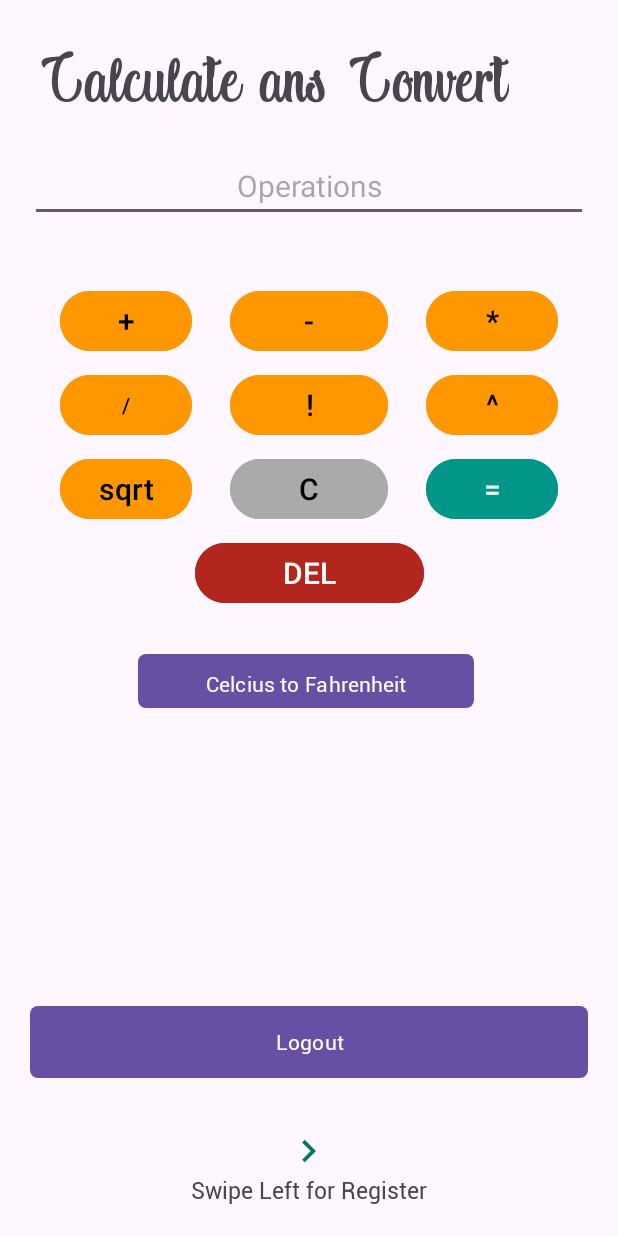
After one commit to Audriusvilnius/Exam_Application_0511, an Android app: the fragment ConverterFragment shown on its own in the app's theme, on a phone screen of 412 x 824 dp. The commit adds this screen. Run offline under Robolectric (Android 15) with nearby library versions, the light colour scheme and no system bars.

Commit message:
Add Calc and convert

```diff
--- /dev/null
+++ b/app/src/main/java/com/example/examapplication0511/ConverterFragment.java
@@ -0,0 +1,219 @@
+package com.example.examapplication0511;
+
+import android.annotation.SuppressLint;
+import android.os.Bundle;
+
+import androidx.fragment.app.Fragment;
+
+import android.util.Log;
+import android.view.LayoutInflater;
+import android.view.View;
+import android.view.ViewGroup;
+import android.widget.Button;
+import android.widget.EditText;
+import android.widget.TextView;
+
+import java.util.Arrays;
+
+/**
+ * A simple {@link Fragment} subclass.
+ * Use the {@link ConverterFragment#newInstance} factory method to
+ * create an instance of this fragment.
+ */
+public class ConverterFragment extends Fragment {
+
+
+    private EditText editOperations;
+    boolean isFahrenheit = false;
+    boolean isResult = false;
+
+    // TODO: Rename parameter arguments, choose names that match
+    // the fragment initialization parameters, e.g. ARG_ITEM_NUMBER
+    private static final String ARG_PARAM1 = "param1";
+    private static final String ARG_PARAM2 = "param2";
+
+    // TODO: Rename and change types of parameters
+    private String mParam1;
+    private String mParam2;
+
+    public ConverterFragment() {
+        // Required empty public constructor
+    }
+
+    /**
+     * Use this factory method to create a new instance of
+     * this fragment using the provided parameters.
+     *
+     * @param param1 Parameter 1.
+     * @param param2 Parameter 2.
+     * @return A new instance of fragment ConverterFragment.
+     */
+    // TODO: Rename and change types and number of parameters
+    public static ConverterFragment newInstance(String param1, String param2) {
+        ConverterFragment fragment = new ConverterFragment();
+        Bundle args = new Bundle();
+        args.putString(ARG_PARAM1, param1);
+        args.putString(ARG_PARAM2, param2);
+        fragment.setArguments(args);
+        return fragment;
+    }
+
+    @Override
+    public void onCreate(Bundle savedInstanceState) {
+        super.onCreate(savedInstanceState);
+        if (getArguments() != null) {
+            mParam1 = getArguments().getString(ARG_PARAM1);
+            mParam2 = getArguments().getString(ARG_PARAM2);
+        }
+    }
+
+    @SuppressLint("SetTextI18n")
+    @Override
+    public View onCreateView(LayoutInflater inflater, ViewGroup container,
+                             Bundle savedInstanceState) {
+        View view;
+        view = inflater.inflate(R.layout.fragment_converter, container, false);
+
+
+        editOperations = view.findViewById(R.id.editTextActionBar);
+
+        String Result = calcResult(editOperations.getText().toString());
+
+
+        Button buttonPlus = view.findViewById(R.id.plusButton);
+        Button buttonMinus = view.findViewById(R.id.minusButton);
+        Button buttonMultiply = view.findViewById(R.id.multiplyButton);
+        Button buttonDivision = view.findViewById(R.id.divisionButton);
+        Button buttonDegree = view.findViewById(R.id.degreeButton);
+        Button buttonFactorial = view.findViewById(R.id.factorialButton);
+        Button buttonSqrt = view.findViewById(R.id.sqrtButton);
+        Button buttonResult = view.findViewById(R.id.resultButton);
+        Button buttonClear = view.findViewById(R.id.clearButton);
+        Button buttonDelete = view.findViewById(R.id.deleteButton);
+        Button convertButton = view.findViewById(R.id.convertButton);
+
+        buttonPlus.setOnClickListener(v1 -> {
+            editOperations.setText(editOperations.getText() + " + ");
+            editOperations.setSelection(editOperations.getText().length());
+        });
+
+        buttonMinus.setOnClickListener(v12 -> {
+            editOperations.setText(editOperations.getText() + " - ");
+            editOperations.setSelection(editOperations.getText().length());
+        });
+
+        buttonMultiply.setOnClickListener(v13 -> {
+            editOperations.setText(editOperations.getText() + " * ");
+            editOperations.setSelection(editOperations.getText().length());
+        });
+
+        buttonDivision.setOnClickListener(v14 -> {
+            editOperations.setText(editOperations.getText() + " / ");
+            editOperations.setSelection(editOperations.getText().length());
+        });
+
+        buttonDegree.setOnClickListener(v15 -> {
+            editOperations.setText(editOperations.getText() + " ^ ");
+            editOperations.setSelection(editOperations.getText().length());
+        });
+
+        buttonFactorial.setOnClickListener(v16 -> {
+            editOperations.setText(editOperations.getText() + " ! ");
+            editOperations.setSelection(editOperations.getText().length());
+        });
+
+        buttonSqrt.setOnClickListener(v17 -> {
+            editOperations.setText(editOperations.getText() + " sqrt ");
+            editOperations.setSelection(editOperations.getText().length());
+        });
+        buttonResult.setOnClickListener(v18 -> {
+            if (isResult) {
+
+                String Result1 = calcResult(editOperations.getText().toString());
+                float Results = (float) Math.round(Float.parseFloat(Result1) * 1000) / 1000;
+                editOperations.setText(editOperations.getText() + " = " + Results);
+                editOperations.setSelection(editOperations.getText().length());
+                isResult = false;
+            } else {
+                editOperations.setText("");
+            }
+        });
+        buttonClear.setOnClickListener(v19 -> {
+            editOperations.setText("");
+            isResult = true;
+        });
+        convertButton.setOnClickListener(v20 -> {
+            String text = editOperations.getText().toString();
+            if (!text.isEmpty()) {
+                text = convertToFahrenheitCelsius(text);
+                editOperations.setText(text);
+                editOperations.setSelection(editOperations.getText().length());
+                isResult = true;
+            }
+        });
+        buttonDelete.setOnClickListener(v110 -> {
+            String text = editOperations.getText().toString();
+            if (!text.isEmpty()) {
+                text = text.substring(0, text.length() - 1);
+                editOperations.setText(text);
+                editOperations.setSelection(editOperations.getText().length());
+                isResult = true;
+            }
+        });
+        return view;
+    }
+
+    @SuppressLint("SetTextI18n")
+    private String convertToFahrenheitCelsius(String text) {
+        isResult = true;
+        Button btnConvert = getView().findViewById(R.id.convertButton);
+        if (isFahrenheit) {
+            isFahrenheit = false;
+            btnConvert.setText("Convert to Fahrenheit");
+            return String.valueOf((Double.parseDouble(text) - 32) * 5 / 9);
+        } else {
+        isFahrenheit = true;
+        btnConvert.setText("Convert to Celsius");
+            return String.valueOf(Double.parseDouble(text) * 9 / 5 + 32);
+        }
+    }
+
+    private String calcResult(String operations) {
+        String[] actions = operations.split(" ");
+        Log.d("Actions", Arrays.toString(actions));
+        double result = 0;
+        isResult = true;
+        for (int i = 0; i < actions.length; i++) {
+            if (actions[i].equals("+")) {
+                Log.d("Actions", "i " + actions[i]);
+                result = Double.parseDouble(actions[0]) + Double.parseDouble(actions[i + 1]);
+            } else if (actions[i].equals("-")) {
+                result = Double.parseDouble(actions[0]) - Double.parseDouble(actions[i + 1]);
+            } else if (actions[i].equals("*")) {
+                result = Double.parseDouble(actions[0]) * Double.parseDouble(actions[i + 1]);
+            } else if (actions[i].equals("/")) {
+                result = Double.parseDouble(actions[0]) / Double.parseDouble(actions[i + 1]);
+            } else if (actions[i].equals("%")) {
+                result = Double.parseDouble(actions[0]) % Double.parseDouble(actions[i + 1]);
+            } else if (actions[i].equals("^")) {
+                result = Math.pow(Double.parseDouble(actions[0]), Double.parseDouble(actions[i + 1]));
+            } else if (actions[i].equals("sqrt")) {
+                result = Math.sqrt(Double.parseDouble(actions[0]));
+            } else if (actions[i].equals("!")) {
+                result = factorial(Double.parseDouble(actions[0]));
+            }
+        }
+        return String.valueOf(result);
+    }
+
+    private double factorial(double result) {
+        isResult = true;
+        if (result == 0) {
+            return 1;
+        } else {
+            return result * factorial(result - 1);
+        }
+    }
+
+
+}
--- a/app/src/main/java/com/example/examapplication0511/MainActivity.java
+++ b/app/src/main/java/com/example/examapplication0511/MainActivity.java
@@ -30,6 +30,7 @@ public class MainActivity extends AppCompatActivity {
         pagerAdapter.addFragmet(new RegisterFragment());
         pagerAdapter.addFragmet(new HomeFragment());
         pagerAdapter.addFragmet(new TextFragment());
+        pagerAdapter.addFragmet(new ConverterFragment());
         viewPager.setAdapter(pagerAdapter);
 
     }
--- a/app/src/main/res/drawable/btn_custom.xml
+++ b/app/src/main/res/drawable/btn_custom.xml
@@ -9,6 +9,7 @@
         android:bottomLeftRadius="5dp"
         android:bottomRightRadius="5dp"
         android:topLeftRadius="5dp"
-        android:topRightRadius="5dp" />
+        android:topRightRadius="5dp"
+        />
 
 </shape>
--- /dev/null
+++ b/app/src/main/res/layout/fragment_converter.xml
@@ -0,0 +1,265 @@
+<?xml version="1.0" encoding="utf-8"?>
+<RelativeLayout xmlns:android="http://schemas.android.com/apk/res/android"
+    xmlns:app="http://schemas.android.com/apk/res-auto"
+    xmlns:tools="http://schemas.android.com/tools"
+    android:layout_width="match_parent"
+    android:layout_height="match_parent"
+    tools:context=".ConverterFragment">
+
+    <TextView
+        android:id="@+id/tv_title"
+        android:layout_width="wrap_content"
+        android:layout_height="wrap_content"
+        android:layout_alignParentTop="true"
+        android:layout_marginStart="25dp"
+        android:layout_marginTop="28dp"
+        android:fontFamily="@font/inid_daisy"
+        android:text="@string/calculate_ans_convert"
+        android:textSize="50sp" />
+
+    <EditText
+        android:id="@+id/editTextActionBar"
+        android:layout_width="match_parent"
+        android:layout_height="wrap_content"
+        android:layout_marginLeft="20dp"
+        android:layout_marginTop="100dp"
+        android:layout_marginRight="20dp"
+        android:gravity="center"
+        android:hint="@string/operations"
+        android:inputType="text"
+        android:textAlignment="center"
+        android:textSize="20sp"
+        app:layout_constraintEnd_toEndOf="parent"
+        app:layout_constraintStart_toStartOf="parent"
+        app:layout_constraintTop_toTopOf="parent" />
+
+    <Button
+        android:id="@+id/plusButton"
+        android:layout_width="wrap_content"
+        android:layout_height="wrap_content"
+        android:layout_below="@+id/editTextActionBar"
+        android:layout_alignParentStart="true"
+        android:layout_marginStart="40dp"
+        android:layout_marginTop="42dp"
+        android:backgroundTint="#FF9800"
+        android:text="+"
+        android:textAlignment="center"
+        android:textColor="@color/black"
+        android:textSize="20sp"
+        app:layout_constraintStart_toStartOf="parent"
+        app:layout_constraintTop_toBottomOf="@+id/editTextActionBar" />
+
+    <Button
+        android:id="@+id/minusButton"
+        android:layout_width="wrap_content"
+        android:layout_height="wrap_content"
+        android:layout_below="@+id/editTextActionBar"
+        android:layout_marginStart="25dp"
+        android:layout_marginTop="42dp"
+        android:layout_marginEnd="25dp"
+        android:layout_toStartOf="@+id/multiplyButton"
+        android:layout_toEndOf="@+id/plusButton"
+        android:backgroundTint="#FF9800"
+        android:gravity="center"
+        android:text="-"
+        android:textAlignment="center"
+        android:textColor="@color/black"
+        android:textSize="20sp"
+        app:layout_constraintEnd_toStartOf="@+id/multiplyButton"
+        app:layout_constraintStart_toEndOf="@+id/plusButton"
+        app:layout_constraintTop_toBottomOf="@+id/editTextActionBar" />
+
+    <Button
+        android:id="@+id/multiplyButton"
+        android:layout_width="wrap_content"
+        android:layout_height="wrap_content"
+        android:layout_below="@+id/editTextActionBar"
+        android:layout_alignParentEnd="true"
+        android:layout_marginTop="42dp"
+        android:layout_marginEnd="40dp"
+        android:backgroundTint="#FF9800"
+        android:text="*"
+        android:textAlignment="center"
+        android:textColor="@color/black"
+        android:textSize="20sp"
+        app:layout_constraintEnd_toEndOf="parent"
+        app:layout_constraintTop_toBottomOf="@+id/editTextActionBar" />
+
+    <Button
+        android:id="@+id/divisionButton"
+        android:layout_width="wrap_content"
+        android:layout_height="wrap_content"
+        android:layout_below="@+id/plusButton"
+        android:layout_alignParentStart="true"
+        android:layout_marginStart="40dp"
+        android:layout_marginTop="8dp"
+        android:backgroundTint="#FF9800"
+        android:text="/"
+        android:textAlignment="center"
+        android:textColor="@color/black"
+        app:layout_constraintStart_toStartOf="parent"
+        app:layout_constraintTop_toBottomOf="@+id/plusButton" />
+
+    <Button
+        android:id="@+id/degreeButton"
+        android:layout_width="wrap_content"
+        android:layout_height="wrap_content"
+        android:layout_below="@+id/multiplyButton"
+        android:layout_alignParentEnd="true"
+        android:layout_marginTop="8dp"
+        android:layout_marginEnd="40dp"
+        android:backgroundTint="#FF9800"
+        android:text="^"
+        android:textAlignment="center"
+        android:textColor="@color/black"
+        android:textSize="20sp"
+        app:layout_constraintEnd_toStartOf="@+id/factorialButton"
+        app:layout_constraintStart_toEndOf="@+id/divisionButton"
+        app:layout_constraintTop_toBottomOf="@+id/minusButton" />
+
+    <Button
+        android:id="@+id/sqrtButton"
+        android:layout_width="wrap_content"
+        android:layout_height="wrap_content"
+        android:layout_below="@+id/divisionButton"
+        android:layout_alignParentStart="true"
+        android:layout_marginStart="40dp"
+        android:layout_marginTop="8dp"
+        android:backgroundTint="#FF9800"
+        android:text="sqrt"
+        android:textAlignment="center"
+        android:textColor="@color/black"
+        android:textSize="20sp"
+        app:layout_constraintStart_toStartOf="parent"
+        app:layout_constraintTop_toBottomOf="@+id/divisionButton" />
+
+    <Button
+        android:id="@+id/clearButton"
+        android:layout_width="wrap_content"
+        android:layout_height="wrap_content"
+        android:layout_below="@+id/factorialButton"
+        android:layout_marginStart="25dp"
+        android:layout_marginTop="8dp"
+        android:layout_marginEnd="25dp"
+        android:layout_toStartOf="@+id/resultButton"
+        android:layout_toEndOf="@+id/sqrtButton"
+        android:backgroundTint="@android:color/darker_gray"
+        android:text="C"
+        android:textAlignment="center"
+        android:textColor="@color/black"
+        android:textSize="20sp"
+        app:layout_constraintEnd_toStartOf="@+id/resultButton"
+        app:layout_constraintStart_toEndOf="@+id/sqrtButton"
+        app:layout_constraintTop_toBottomOf="@+id/degreeButton" />
+
+    <Button
+        android:id="@+id/resultButton"
+        android:layout_width="wrap_content"
+        android:layout_height="wrap_content"
+        android:layout_below="@+id/degreeButton"
+        android:layout_alignParentEnd="true"
+        android:layout_marginTop="8dp"
+        android:layout_marginEnd="40dp"
+        android:backgroundTint="#009688"
+        android:text="="
+        android:textAlignment="center"
+        android:textSize="20sp"
+        app:layout_constraintEnd_toEndOf="parent"
+        app:layout_constraintTop_toBottomOf="@+id/factorialButton" />
+
+
+    <Button
+        android:id="@+id/deleteButton"
+        android:layout_width="152dp"
+        android:layout_height="wrap_content"
+        android:layout_below="@+id/clearButton"
+        android:layout_alignParentStart="true"
+        android:layout_alignParentEnd="true"
+        android:layout_marginStart="130dp"
+        android:layout_marginTop="8dp"
+        android:layout_marginEnd="129dp"
+        android:backgroundTint="?attr/colorError"
+        android:text="DEL"
+        android:textAlignment="center"
+        android:textColor="@color/white"
+        android:textSize="20sp"
+        app:layout_constraintEnd_toEndOf="parent"
+        app:layout_constraintHorizontal_bias="0.499"
+        app:layout_constraintStart_toStartOf="parent"
+        app:layout_constraintTop_toBottomOf="@+id/clearButton" />
+
+
+    <Button
+        android:id="@+id/convertButton"
+        android:layout_width="278dp"
+        android:layout_height="36dp"
+        android:layout_below="@+id/deleteButton"
+        android:layout_alignParentStart="true"
+        android:layout_alignParentEnd="true"
+        android:layout_marginStart="92dp"
+        android:layout_marginTop="30dp"
+        android:layout_marginEnd="96dp"
+        android:background="@drawable/btn_custom"
+        android:backgroundTint="#2196F3"
+        android:fontFamily="@font/roboto_regular"
+        android:text="@string/celsius_to_fahrenheit"
+        android:textAlignment="center"
+        android:textColor="@color/white"
+        app:layout_constraintEnd_toEndOf="parent"
+        app:layout_constraintHorizontal_bias="0.499"
+        app:layout_constraintStart_toStartOf="parent"
+        app:layout_constraintTop_toBottomOf="@+id/deleteButton" />
+
+    <Button
+        android:id="@+id/factorialButton"
+        android:layout_width="wrap_content"
+        android:layout_height="wrap_content"
+        android:layout_below="@+id/multiplyButton"
+        android:layout_marginStart="25dp"
+        android:layout_marginTop="8dp"
+        android:layout_marginEnd="25dp"
+        android:layout_toStartOf="@+id/degreeButton"
+        android:layout_toEndOf="@+id/divisionButton"
+        android:backgroundTint="#FF9800"
+        android:text="!"
+        android:textAlignment="center"
+        android:textColor="@color/black"
+        android:textSize="20sp"
+        app:layout_constraintEnd_toEndOf="parent"
+        app:layout_constraintTop_toBottomOf="@+id/multiplyButton" />
+
+
+    <Button
+        android:id="@+id/btn_logout"
+        android:layout_width="match_parent"
+        android:layout_height="wrap_content"
+        android:layout_above="@+id/imageView2"
+        android:layout_marginLeft="20dp"
+        android:layout_marginRight="20dp"
+        android:layout_marginBottom="34dp"
+        android:background="@drawable/btn_custom"
+        android:fontFamily="@font/roboto_regular"
+        android:text="@string/logout"
+        android:textColor="@android:color/white" />
+
+    <ImageView
+        android:id="@+id/imageView2"
+        android:layout_width="30dp"
+        android:layout_height="30dp"
+        android:layout_above="@id/swipeRight"
+        android:layout_centerHorizontal="true"
+        android:src="@drawable/ic_arrow_right" />
+
+    <TextView
+        android:id="@+id/swipeRight"
+        android:layout_width="wrap_content"
+        android:layout_height="wrap_content"
+        android:layout_alignParentBottom="true"
+        android:layout_centerHorizontal="true"
+        android:layout_marginBottom="20dp"
+        android:fontFamily="@font/roboto_regular"
+        android:text="@string/swipe_left_for_register"
+        android:textSize="15sp" />
+
+
+</RelativeLayout>
--- a/app/src/main/res/layout/fragment_home.xml
+++ b/app/src/main/res/layout/fragment_home.xml
@@ -53,12 +53,14 @@
         android:id="@+id/imageView"
         android:layout_width="297dp"
         android:layout_height="316dp"
+        android:layout_above="@+id/btn_logout"
         android:layout_below="@+id/tv_title"
         android:layout_alignParentStart="true"
         android:layout_alignParentEnd="true"
         android:layout_marginStart="53dp"
         android:layout_marginTop="74dp"
         android:layout_marginEnd="60dp"
+        android:layout_marginBottom="108dp"
         app:srcCompat="@drawable/firstPic" />
 
 
--- a/app/src/main/res/layout/fragment_text.xml
+++ b/app/src/main/res/layout/fragment_text.xml
@@ -16,6 +16,20 @@
         android:fontFamily="@font/inid_daisy"
         android:text="Text and link"
         android:textSize="50sp" />
+
+    <TextView
+        android:id="@+id/text_and_link"
+        android:layout_width="wrap_content"
+        android:layout_height="wrap_content"
+        android:layout_above="@+id/btn_logout"
+        android:layout_below="@+id/tv_title"
+        android:layout_alignParentStart="true"
+        android:layout_alignParentEnd="true"
+        android:layout_marginStart="18dp"
+        android:layout_marginTop="50dp"
+        android:layout_marginEnd="22dp"
+        android:layout_marginBottom="100dp"
+        android:text="@string/text_and_link" />
 
     <Button
         android:id="@+id/btn_logout"
@@ -49,20 +63,6 @@
         android:layout_alignParentBottom="true"
         android:layout_marginBottom="20dp"/>
 
-    <TextView
-        android:id="@+id/text_and_link"
-        android:layout_width="wrap_content"
-        android:layout_height="wrap_content"
-        android:layout_above="@+id/btn_logout"
-        android:layout_below="@+id/tv_title"
-        android:layout_alignParentStart="true"
-        android:layout_alignParentEnd="true"
-        android:layout_marginStart="18dp"
-        android:layout_marginTop="50dp"
-        android:layout_marginEnd="22dp"
-        android:layout_marginBottom="100dp"
-
-        android:text="@string/text_and_link" />
 
 
 </RelativeLayout>
--- a/app/src/main/res/values/colors.xml
+++ b/app/src/main/res/values/colors.xml
@@ -4,4 +4,6 @@
     <color name="colorPrimaryDark">#00695C</color>
     <color name="colorAccent">#FF4081</color>
     <color name="green">#4CAF50</color>
+    <color name="black">#FF000000</color>
+    <color name="white">#FFFFFFFF</color>
 </resources>
--- a/app/src/main/res/values/strings.xml
+++ b/app/src/main/res/values/strings.xml
@@ -18,4 +18,8 @@
     <string name="logout">Logout</string>
     <string name="textview">TextView</string>
     <string name="text_and_link" />
+    <string name="operations">Operations</string>
+    <string name="calculate_ans_convert">Calculate ans Convert</string>
+    <string name="celsius_to_fahrenheit">Celcius to Fahrenheit</string>
+
 </resources>
```
